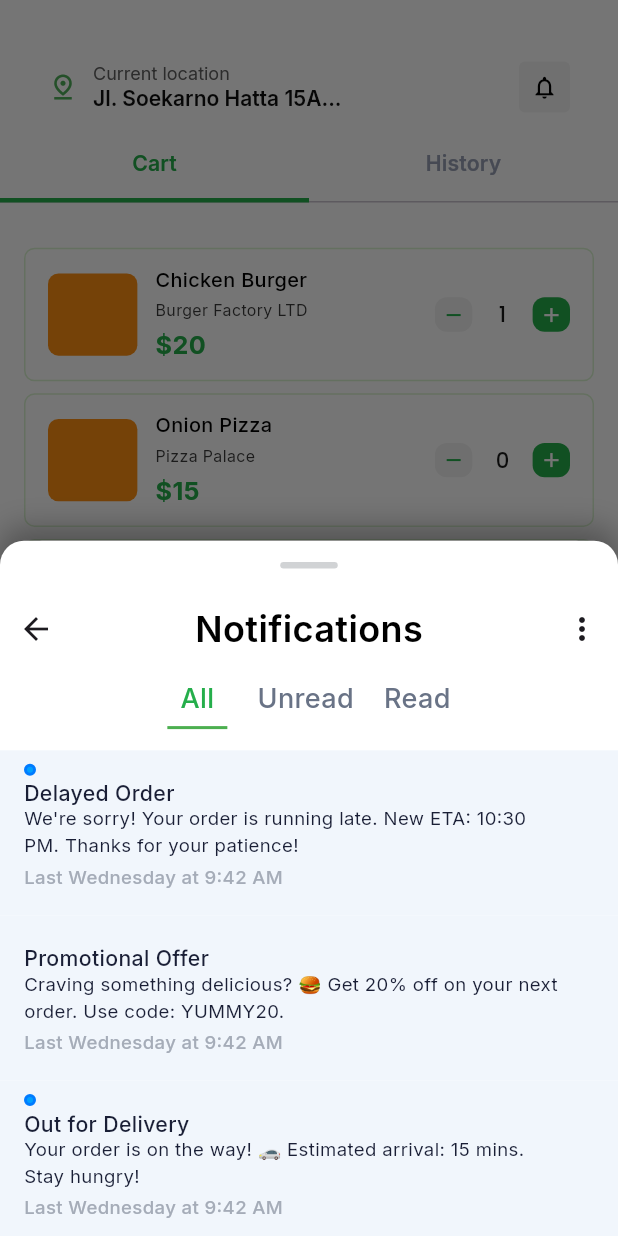
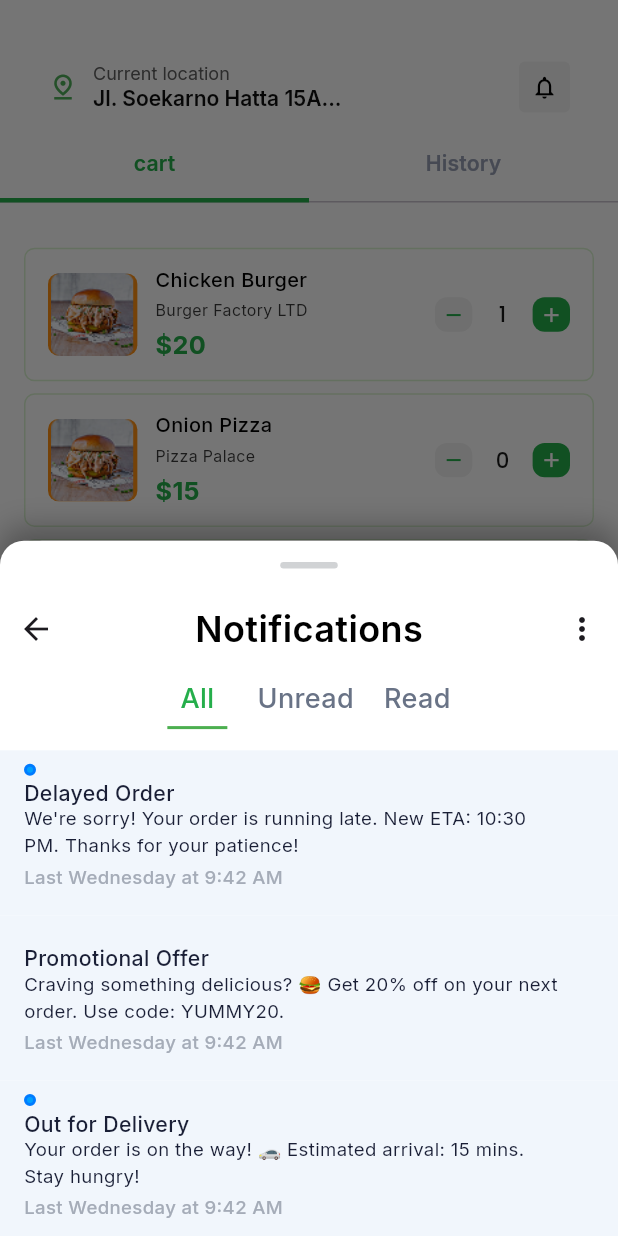
Before and after one commit to Denaalbustanji2002/Project_foodtek, a Flutter app: the CartHistoryScreen screen opened directly, after a tap on the "add" icon, after a tap on the "notifications" icon, on a phone screen of 412 x 824 dp. Run offline on Flutter 3.47's test engine with Material 3 defaults, Android fonts, the light colour scheme and no system bars; drawn by our look-alikes of flutter_slidable; our stand-ins replace bloc, firebase_auth, flutter_bloc, flutter_secure_storage, flutter_spinkit, flutter_svg and 9 more; missing offline and left inert: language_picker; accounts and stored records are empty; generated files the repository leaves out were written again.

Commit message:
Completed translation of the app to Arabic

```diff
--- /dev/null
+++ b/lib/cubits/history_cubit.dart
@@ -0,0 +1,88 @@
+import 'package:flutter/material.dart';
+import 'package:flutter_bloc/flutter_bloc.dart';
+
+import '../states/history_state.dart';
+
+class HistoryCubit extends Cubit<HistoryState> {
+  HistoryCubit() : super(HistoryInitial());
+
+  List<Map<String, dynamic>> allHistoryItems = [
+    {
+      'title': 'Chicken Burger',
+      'restaurant': 'Burger Factory LTD',
+      'price': '\$20',
+      'date': '25.3.2024',
+      'image': 'assets/images/history_menu_food.png',
+      'reorder': 'Reorder',
+    },
+    {
+      'title': 'Onion Pizza',
+      'restaurant': 'Pizza Palace',
+      'price': '\$15',
+      'date': '25.3.2024',
+      'image': 'assets/images/history_menu_food.png',
+      'reorder': 'Reorder',
+    },
+    {
+      'title': 'Spicy Shawarma',
+      'restaurant': 'Hot Cool Spot',
+      'price': '\$15',
+      'date': '25.3.2024',
+      'count': '0',
+      'image': 'assets/images/history_menu_food.png',
+      'reorder': 'Reorder',
+    },
+    {
+      'title': 'Cheese Pasta',
+      'restaurant': 'Italiano',
+      'price': '\$18',
+      'date': '24.3.2024',
+      'count': '0',
+      'image': 'assets/images/history_menu_food.png',
+      'reorder': 'Reorder',
+    },
+    {
+      'title': 'Sushi Roll',
+      'restaurant': 'Tokyo Sushi',
+      'price': '\$22',
+      'date': '24.3.2024',
+      'count': '0',
+      'image': 'assets/images/history_menu_food.png',
+      'reorder': 'Reorder',
+    },
+  ];
+
+  List<Map<String, dynamic>> visibleHistoryItems = [];
+
+  void loadHistory() {
+    visibleHistoryItems = allHistoryItems.take(3).toList();
+    emit(
+      HistoryLoaded(
+        allHistoryItems: allHistoryItems,
+        visibleHistoryItems: visibleHistoryItems,
+      ),
+    );
+  }
+
+  void loadMoreHistory() {
+    final nextItems = allHistoryItems.skip(visibleHistoryItems.length).take(3);
+    visibleHistoryItems.addAll(nextItems);
+    emit(
+      HistoryLoaded(
+        allHistoryItems: allHistoryItems,
+        visibleHistoryItems: visibleHistoryItems,
+      ),
+    );
+  }
+
+  void deleteHistoryItem(Map<String, dynamic> item) {
+    allHistoryItems.remove(item);
+    visibleHistoryItems.remove(item);
+    emit(
+      HistoryLoaded(
+        allHistoryItems: allHistoryItems,
+        visibleHistoryItems: visibleHistoryItems,
+      ),
+    );
+  }
+}
--- a/lib/main.dart
+++ b/lib/main.dart
@@ -1,12 +1,10 @@
-
 import 'package:flutter/material.dart';
 import 'package:flutter_bloc/flutter_bloc.dart';
 import 'package:flutter_localizations/flutter_localizations.dart';
 import 'package:foodtek_project/states/language_state.dart';
-import 'package:foodtek_project/view/screens/location_screen/location_screen.dart';
-import 'package:foodtek_project/view/screens/ordering_screens/home_screen.dart';
 import 'package:foodtek_project/view/screens/ordering_screens/main_screen.dart';
 import 'cubits/favorite_cubit.dart';
+import 'cubits/history_cubit.dart';
 import 'cubits/language_cubit.dart';
 import 'cubits/location_cubit.dart';
 import 'cubits/user_cubit.dart';
@@ -29,6 +27,7 @@ class MyApp extends StatelessWidget {
         BlocProvider(create: (context) => UserCubit()),
         BlocProvider(create: (context) => LanguageCubit()),
         BlocProvider(create: (context) => FavoriteCubit()),
+        BlocProvider(create: (context) => HistoryCubit()),
       ],
       child: BlocBuilder<LanguageCubit, LanguageState>(
         builder: (context, state) {
--- /dev/null
+++ b/lib/states/history_state.dart
@@ -0,0 +1,13 @@
+abstract class HistoryState {}
+
+class HistoryInitial extends HistoryState {}
+
+class HistoryLoaded extends HistoryState {
+  final List<Map<String, dynamic>> allHistoryItems;
+  final List<Map<String, dynamic>> visibleHistoryItems;
+
+  HistoryLoaded({
+    required this.allHistoryItems,
+    required this.visibleHistoryItems,
+  });
+}
--- a/lib/view/screens/authentication_screens/send_reset_link_forgot_password_screen.dart
+++ b/lib/view/screens/authentication_screens/send_reset_link_forgot_password_screen.dart
@@ -221,7 +221,7 @@ class _SendVerificationCodeScreenState
   Widget emailInputField(String? hintText) {
     return SizedBox(
       width: responsiveWidth(context, 295),
-      height: responsiveHeight(context, 69),
+      height: responsiveHeight(context, 70),
       child: Column(
         crossAxisAlignment: CrossAxisAlignment.start,
         children: [
--- a/lib/view/screens/ordering_screens/cart_history_screen.dart
+++ b/lib/view/screens/ordering_screens/cart_history_screen.dart
@@ -1,13 +1,13 @@
 import 'package:flutter/material.dart';
+import 'package:flutter_bloc/flutter_bloc.dart';
 import 'package:flutter_slidable/flutter_slidable.dart';
-import 'package:foodtek_project/helper/responsive.dart';
-import 'package:foodtek_project/view/widgets/empty_widget.dart';
 import 'package:google_fonts/google_fonts.dart';
-
+import '../../../cubits/history_cubit.dart';
+import '../../../helper/responsive.dart';
+import '../../../states/history_state.dart';
+import '../../widgets/empty_widget.dart';
 import '../../widgets/header_widget.dart';
-import '../profile_screens/profile_screen.dart';
-import 'favorites_screen.dart';
-import 'home_screen.dart';
+import 'package:flutter_gen/gen_l10n/app_localizations.dart';
 
 class CartHistoryScreen extends StatefulWidget {
   const CartHistoryScreen({super.key});
@@ -18,58 +18,45 @@ class CartHistoryScreen extends StatefulWidget {
 
 class _CartHistoryScreenState extends State<CartHistoryScreen>
     with SingleTickerProviderStateMixin {
-
-  List<Map<String, dynamic>> cartItems = [
-    {
-      'title': 'Chicken Burger',
-      'restaurant': 'Burger Factory LTD',
-      'price': '\$20',
-      'count': 0,
-    },
-    {
-      'title': 'Onion Pizza',
-      'restaurant': 'Pizza Palace',
-      'price': '\$15',
-      'count': 0,
-    },
-    {
-      'title': 'Spicy Shawarma',
-      'restaurant': 'Hot Cool Spot',
-      'price': '\$15',
-      'count': 0,
-    },
-  ];
-
-  List<Map<String, dynamic>> historyItems = [
-    {
-      'title': 'Chicken Burger',
-      'restaurant': 'Burger Factory LTD',
-      'price': '\$20',
-      'date': '25.3.2024',
-    },
-    {
-      'title': 'Onion Pizza',
-      'restaurant': 'Pizza Palace',
-      'price': '\$15',
-      'date': '25.3.2024',
-    },
-    {
-      'title': 'Spicy Shawarma',
-      'restaurant': 'Hot Cool Spot',
-      'price': '\$15',
-      'date': '25.3.2024',
-    },
-  ];
-
+  List<Map<String, dynamic>> cartItems = [];
+   String kCartType = 'cart';
    late TabController _tabController;
 
   @override
   void initState() {
     super.initState();
     _tabController = TabController(length: 2, vsync: this);
+
+    if (context.read<HistoryCubit>().state is HistoryInitial) {
+      context.read<HistoryCubit>().loadHistory();
+    }
   }
 
-
+  @override
+  void didChangeDependencies() {
+    super.didChangeDependencies();
+    cartItems = [
+      {
+        'title': AppLocalizations.of(context)!.chickenBurger,
+        'restaurant': AppLocalizations.of(context)!.burgerFactoryLtd,
+        'price': '\$20',
+        'count':0,
+      },
+      {
+        'title': AppLocalizations.of(context)!.onionPizza,
+        'restaurant': AppLocalizations.of(context)!.pizzaPalace,
+        'price': '\$15',
+        'count':0,
+      },
+      {
+        'title': AppLocalizations.of(context)!.spicyShawarma,
+        'restaurant': AppLocalizations.of(context)!.hotCoolSpot,
+        'price': '\$15',
+        'count':0,
+      },
+    ];
+    setState(() {});
+  }
   @override
   Widget build(BuildContext context) {
     return DefaultTabController(
@@ -93,8 +80,8 @@ class _CartHistoryScreenState extends State<CartHistoryScreen>
             indicatorWeight: 3,
             indicatorSize: TabBarIndicatorSize.tab,
             tabs: [
-              Tab(child: Text('Cart', style: _tabTextStyle())),
-              Tab(child: Text('History', style: _tabTextStyle())),
+              Tab(child: Text(AppLocalizations.of(context)!.cart, style: _tabTextStyle())),
+              Tab(child: Text(AppLocalizations.of(context)!.history, style: _tabTextStyle())),
             ],
           ),
         ),
@@ -117,8 +104,8 @@ class _CartHistoryScreenState extends State<CartHistoryScreen>
     if (cartItems.isEmpty) {
       return EmptyWidget(
         imagePath: "assets/images/empty.png",
-        title: "Cart Empty",
-        description: "You don't have add any foods in cart at this time",
+        title:AppLocalizations.of(context)!.cartEmpty,
+        description: AppLocalizations.of(context)!.youDontHaveAddAnyFoodsInCartAtThisTime,
       );
     }
     return SingleChildScrollView(
@@ -146,22 +133,30 @@ class _CartHistoryScreenState extends State<CartHistoryScreen>
   }
 
   Widget _buildHistoryContent() {
-    if (historyItems.isEmpty) {
+    return BlocBuilder<HistoryCubit, HistoryState>(
+      builder: (context, state) {
+        if (state is HistoryLoaded) {
+          if (state.visibleHistoryItems.isEmpty) {
             return EmptyWidget(
               imagePath: "assets/images/empty.png",
-          title: "History Empty",
-          description: "You don't have any history at this time");
+              title: AppLocalizations.of(context)!.historyEmpty,
+              description: AppLocalizations.of(context)!.youDontHaveAddAnyHistoryAtThisTime,
+            );
           }
           return SingleChildScrollView(
             child: Padding(
               padding: const EdgeInsets.all(16.0),
               child: Column(
                 children: [
-            ...historyItems.map((item) => _buildHistoryItem(item)),
-            _buildLoadMoreButton(),
+                  ...state.visibleHistoryItems.map((item) => _buildHistoryItem(item)),
+                  _buildLoadMoreButton(state),
                 ],
               ),
             ),
+          );
+        }
+        return const Center(child: CircularProgressIndicator());
+      },
     );
   }
 
@@ -173,7 +168,7 @@ class _CartHistoryScreenState extends State<CartHistoryScreen>
         motion: const ScrollMotion(),
         children: [
           CustomSlidableAction(
-            onPressed: (context) => showDeleteConfirmationDialog(context, item, "Cart"),
+            onPressed: (context) => showDeleteConfirmationDialog(context, item, "cart"),
             backgroundColor: const Color(0xFFFDAC1D),
             child: Icon(
               Icons.delete_outline,
@@ -213,7 +208,10 @@ class _CartHistoryScreenState extends State<CartHistoryScreen>
         color: const Color(0xFFFF9012),
         borderRadius: BorderRadius.circular(7),
       ),
-      child: Image.asset(""),
+      child: Image.asset("assets/images/cart_menu_food.png",
+          height: responsiveHeight(context, 62),
+          width: responsiveWidth(context, 62.18),
+          fit: BoxFit.contain),
     );
   }
 
@@ -340,7 +338,7 @@ class _CartHistoryScreenState extends State<CartHistoryScreen>
               mainAxisAlignment: MainAxisAlignment.spaceBetween,
               children: [
                 Text(
-                  'Sub-Total',
+                  AppLocalizations.of(context)!.subTotal,
                   style: GoogleFonts.inter(
                     color: const Color(0XFFFEFEFF),
                     fontWeight: FontWeight.w400,
@@ -362,7 +360,7 @@ class _CartHistoryScreenState extends State<CartHistoryScreen>
               mainAxisAlignment: MainAxisAlignment.spaceBetween,
               children: [
                 Text(
-                  'Delivery Charge',
+                 AppLocalizations.of(context)!.deliveryCharge,
                   style: GoogleFonts.inter(
                     color: const Color(0XFFFEFEFF),
                     fontWeight: FontWeight.w400,
@@ -384,7 +382,7 @@ class _CartHistoryScreenState extends State<CartHistoryScreen>
               mainAxisAlignment: MainAxisAlignment.spaceBetween,
               children: [
                 Text(
-                  'Discount',
+                 AppLocalizations.of(context)!.discount,
                   style: GoogleFonts.inter(
                     color: const Color(0XFFFEFEFF),
                     fontWeight: FontWeight.w400,
@@ -406,7 +404,7 @@ class _CartHistoryScreenState extends State<CartHistoryScreen>
               mainAxisAlignment: MainAxisAlignment.spaceBetween,
               children: [
                 Text(
-                  'Total:',
+                  AppLocalizations.of(context)!.total,
                   style: GoogleFonts.inter(
                     color: const Color(0XFFFEFEFF),
                     fontSize: responsiveHeight(context, 18),
@@ -426,7 +424,7 @@ class _CartHistoryScreenState extends State<CartHistoryScreen>
             SizedBox(height: responsiveHeight(context, 16)),
             Container(
               width: responsiveWidth(context, 366.02),
-              height: responsiveHeight(context, 57),
+              height: responsiveHeight(context, 50),
               decoration: BoxDecoration(
                 color: const Color(0XFFFEFEFF),
                 borderRadius: BorderRadius.circular(7),
@@ -434,7 +432,7 @@ class _CartHistoryScreenState extends State<CartHistoryScreen>
               child: TextButton(
                 onPressed: () {},
                 child: Text(
-                  'Place My Order',
+                  AppLocalizations.of(context)!.placeMyOrder,
                   style: GoogleFonts.inter(
                     color: const Color(0xFF34B56F),
                     fontSize: responsiveHeight(context, 14),
@@ -524,7 +522,10 @@ class _CartHistoryScreenState extends State<CartHistoryScreen>
                     const SizedBox(height: 4),
                     Text(
                       item['restaurant'],
-                      style: TextStyle(fontSize: 12, color: Colors.grey.shade600),
+                      style: TextStyle(
+                        fontSize: 12,
+                        color: Colors.grey.shade600,
+                      ),
                     ),
                     const SizedBox(height: 8),
                     Text(
@@ -544,15 +545,9 @@ class _CartHistoryScreenState extends State<CartHistoryScreen>
       ),
     );
   }
+
   Widget _buildHistoryItemImage(Map<String, dynamic> item) {
-    String imagePath = "";
-    if (item['title'] == 'Chicken Burger') {
-      imagePath = "assets/burger.jpg";
-    } else if (item['title'] == 'Onion Pizza') {
-      imagePath = "assets/pizza.jpg";
-    } else if (item['title'] == 'Spicy Shawarma') {
-      imagePath = "assets/shawarma.jpg";
-    }
+    final imagePath = item['image'] ?? '';
 
     return ClipRRect(
       borderRadius: BorderRadius.circular(8),
@@ -561,15 +556,13 @@ class _CartHistoryScreenState extends State<CartHistoryScreen>
         width: 65,
         height: 65,
         fit: BoxFit.cover,
-        errorBuilder:
-            (context, error, stackTrace) => Container(
+        errorBuilder: (context, error, stackTrace) => Container(
           width: 65,
           height: 65,
           decoration: BoxDecoration(
-                color:
-                    item['title'] == 'Chicken Burger'
+            color: item['title'] == AppLocalizations.of(context)!.chickenBurger
                 ? Colors.amber
-                        : item['title'] == 'Onion Pizza'
+                : item['title'] == AppLocalizations.of(context)!.onionPizza
                 ? Colors.red.shade300
                 : Colors.orange,
             borderRadius: BorderRadius.circular(8),
@@ -579,11 +572,17 @@ class _CartHistoryScreenState extends State<CartHistoryScreen>
     );
   }
 
-  Widget _buildLoadMoreButton() {
+  Widget _buildLoadMoreButton(HistoryLoaded state) {
+    final isAllLoaded = state.visibleHistoryItems.length >= state.allHistoryItems.length;
+
+    if (isAllLoaded) return const SizedBox();
+
     return TextButton(
-      onPressed: () {},
-      child: const Text(
-        'Load More..',
+      onPressed: () {
+        context.read<HistoryCubit>().loadMoreHistory();
+      },
+      child: Text(
+        AppLocalizations.of(context)!.loadMore,
         style: TextStyle(
           color: Color(0xFF25AE4B),
           fontSize: 16,
@@ -593,36 +592,40 @@ class _CartHistoryScreenState extends State<CartHistoryScreen>
     );
   }
 
-  void showDeleteConfirmationDialog(BuildContext context, Map<String, dynamic> item, String tab) {
+  void showDeleteConfirmationDialog(
+      BuildContext context,
+      Map<String, dynamic> item,
+      String tab,
+      ) {
     showDialog(
       context: context,
       builder: (BuildContext context) {
         return AlertDialog(
-          title: const Text("Confirm Delete"),
+          title:  Text(AppLocalizations.of(context)!.confirmDeleteHistoryTitle),
           content: Text(
-            tab == "Cart"
-                ? "Are you sure you want to delete ${item['title']} from your cart?"
-                : "Are you sure you want to delete ${item['title']} from your history?",
+            tab == kCartType
+                ? "${AppLocalizations.of(context)!.confirmDeleteHistoryContent1} ${item['title']}${AppLocalizations.of(context)!.confirmDeleteCartContent1}"
+                : "${AppLocalizations.of(context)!.confirmDeleteHistoryContent1} ${item['title']}${AppLocalizations.of(context)!.confirmDeleteHistoryContent2}"
           ),
           actions: [
             TextButton(
               onPressed: () {
                 Navigator.of(context).pop();
               },
-              child: const Text("Cancel", style: TextStyle(color: Colors.grey)),
+              child: Text(AppLocalizations.of(context)!.cancel, style: TextStyle(color: Colors.grey)),
             ),
             TextButton(
               onPressed: () {
+                if (tab == kCartType) {
                   setState(() {
-                  if (tab == "Cart") {
                     cartItems.remove(item);
+                  });
                 } else {
-                    historyItems.remove(item);
+                  context.read<HistoryCubit>().deleteHistoryItem(item);
                 }
-                });
                 Navigator.of(context).pop();
               },
-              child: const Text("Delete", style: TextStyle(color: Colors.red)),
+              child: Text(AppLocalizations.of(context)!.delete, style: TextStyle(color: Colors.red)),
             ),
           ],
         );
```
Also changed, not shown: lib/l10n/app_ar.arb (+13 -1 lines), lib/l10n/app_en.arb (+14 -2 lines), lib/view/screens/ordering_screens/history_screen.dart (+123 -80 lines), assets/images/cart_menu_food.png (added), assets/images/history_menu_food.png (added). Lines whose indentation alone changed are shown as unchanged.
